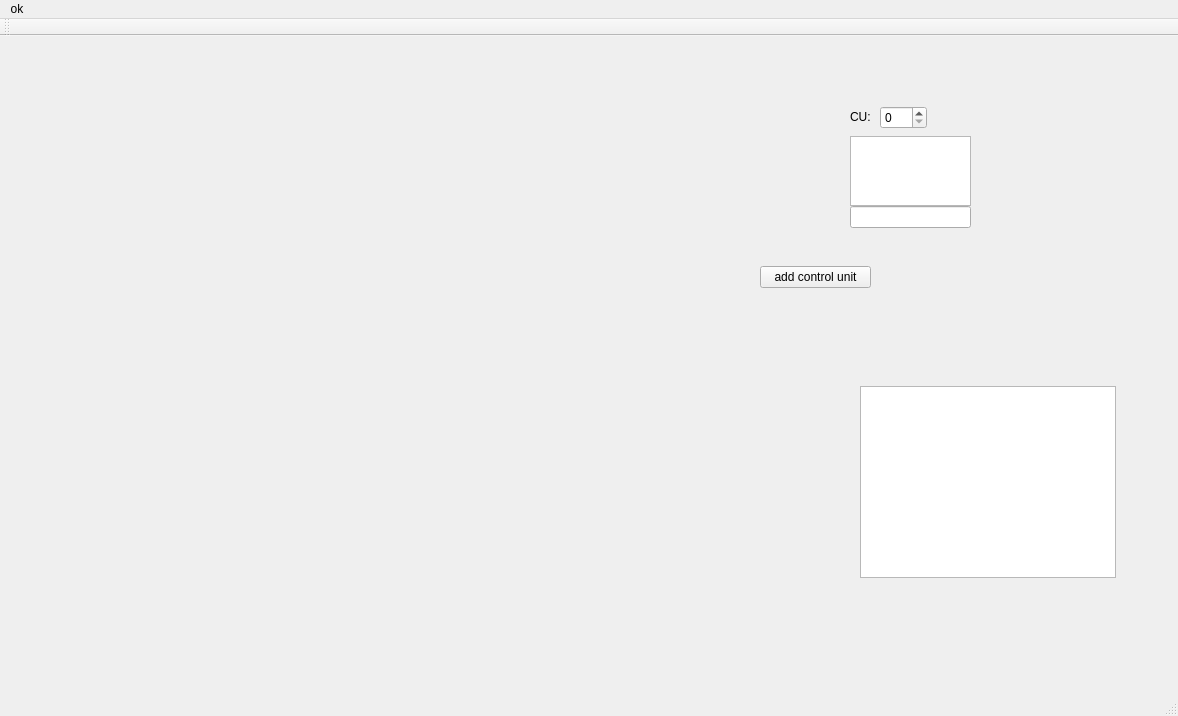
First picture: the form in mwin.ui, repository PhilippeJara/jarasper, before the edit.
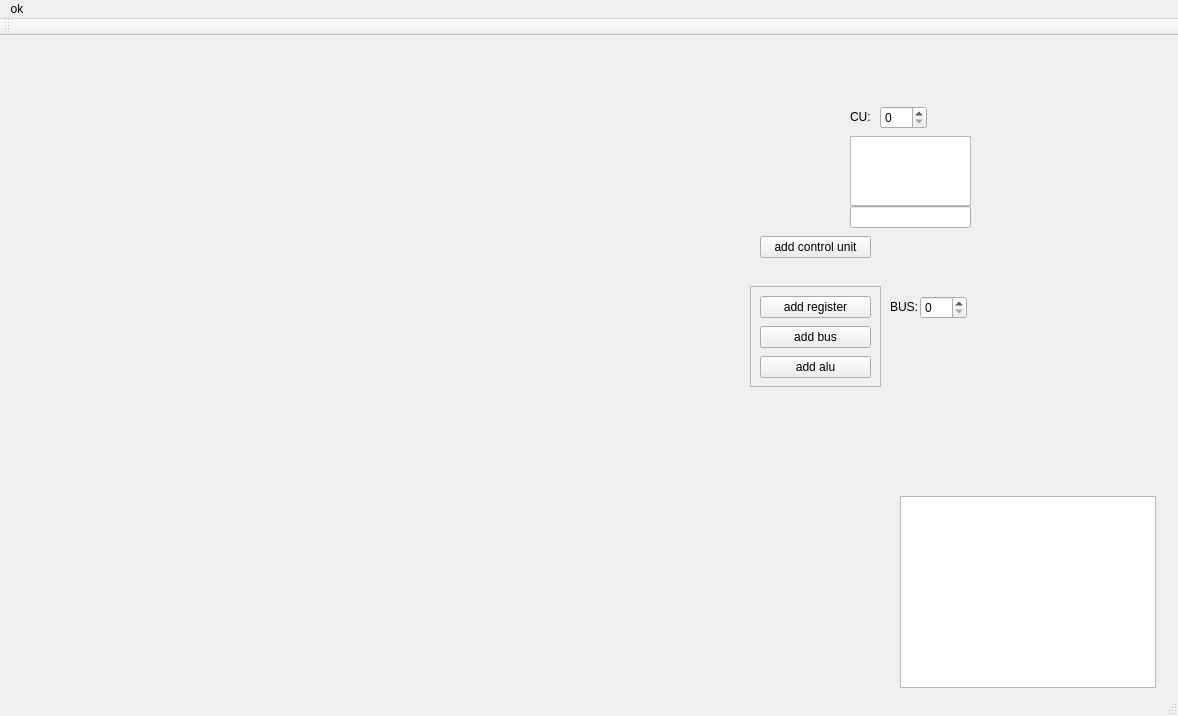
Second picture: the form after the edit.

Commit message: +UI for components init

The edit to the form file:
```diff
--- a/mwin.ui
+++ b/mwin.ui
@@ -21,7 +21,7 @@
     <property name="geometry">
      <rect>
       <x>760</x>
-      <y>230</y>
+      <y>200</y>
       <width>111</width>
       <height>22</height>
      </rect>
@@ -33,8 +33,8 @@
    <widget class="QGraphicsView" name="graphicsView">
     <property name="geometry">
      <rect>
-      <x>860</x>
-      <y>350</y>
+      <x>900</x>
+      <y>460</y>
       <width>256</width>
       <height>192</height>
      </rect>
@@ -95,6 +95,105 @@
      <string>CU:</string>
     </property>
    </widget>
+   <widget class="QPushButton" name="criar_regist">
+    <property name="geometry">
+     <rect>
+      <x>760</x>
+      <y>260</y>
+      <width>111</width>
+      <height>22</height>
+     </rect>
+    </property>
+    <property name="text">
+     <string>add register</string>
+    </property>
+   </widget>
+   <widget class="QPushButton" name="criar_bus">
+    <property name="geometry">
+     <rect>
+      <x>760</x>
+      <y>290</y>
+      <width>111</width>
+      <height>22</height>
+     </rect>
+    </property>
+    <property name="text">
+     <string>add bus</string>
+    </property>
+   </widget>
+   <widget class="QPushButton" name="criar_alu">
+    <property name="geometry">
+     <rect>
+      <x>760</x>
+      <y>320</y>
+      <width>111</width>
+      <height>22</height>
+     </rect>
+    </property>
+    <property name="text">
+     <string>add alu</string>
+    </property>
+   </widget>
+   <widget class="QFrame" name="frame">
+    <property name="geometry">
+     <rect>
+      <x>750</x>
+      <y>250</y>
+      <width>131</width>
+      <height>101</height>
+     </rect>
+    </property>
+    <property name="frameShape">
+     <enum>QFrame::StyledPanel</enum>
+    </property>
+    <property name="frameShadow">
+     <enum>QFrame::Raised</enum>
+    </property>
+   </widget>
+   <widget class="QSpinBox" name="repl_bus_select">
+    <property name="geometry">
+     <rect>
+      <x>920</x>
+      <y>260</y>
+      <width>47</width>
+      <height>23</height>
+     </rect>
+    </property>
+    <property name="minimum">
+     <number>0</number>
+    </property>
+    <property name="maximum">
+     <number>99</number>
+    </property>
+    <property name="singleStep">
+     <number>1</number>
+    </property>
+   </widget>
+   <widget class="QLabel" name="repl_cu_select_label_2">
+    <property name="geometry">
+     <rect>
+      <x>890</x>
+      <y>260</y>
+      <width>31</width>
+      <height>21</height>
+     </rect>
+    </property>
+    <property name="text">
+     <string>BUS:</string>
+    </property>
+   </widget>
+   <zorder>frame</zorder>
+   <zorder>criar_cu</zorder>
+   <zorder>graphicsView</zorder>
+   <zorder>repl_input</zorder>
+   <zorder>repl_display</zorder>
+   <zorder>repl_cu_select</zorder>
+   <zorder>repl_cu_select_label</zorder>
+   <zorder>criar_regist</zorder>
+   <zorder>criar_bus</zorder>
+   <zorder>criar_alu</zorder>
+   <zorder>repl_bus_select</zorder>
+   <zorder>repl_cu_select_label_2</zorder>
   </widget>
   <widget class="QMenuBar" name="menuBar">
    <property name="geometry">
```
The commit also changes 5 other files.
